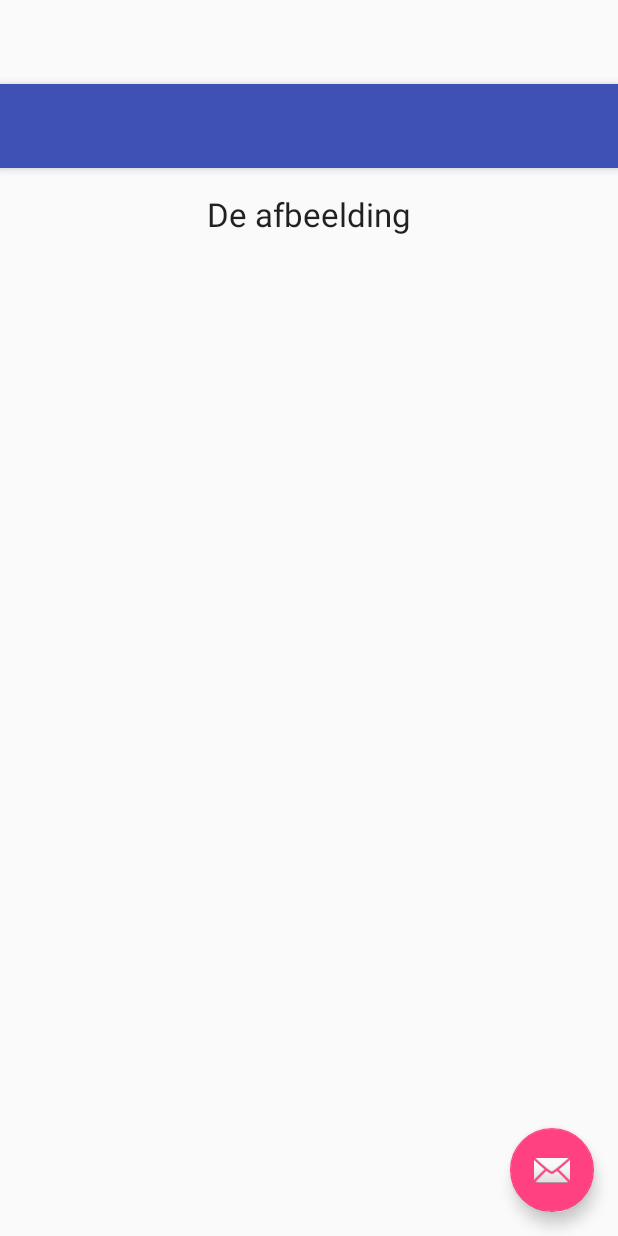
After one commit to GerwinP/Rially, an Android app: the layout activity_image_upload.xml on its own in the app's theme, with its tools: preview values and no code run, on a phone screen of 412 x 824 dp. The commit adds this screen. Run offline under Robolectric (Android 15) with nearby library versions, the phone set to English and light mode, and no system bars.

Commit message:
Can now choose image from gallery, and create checkboxes next to opdrachten in show_opdrachten listview

```diff
--- a/Rially/app/src/main/AndroidManifest.xml
+++ b/Rially/app/src/main/AndroidManifest.xml
@@ -49,6 +49,10 @@
         <activity
             android:name=".AddUser"
             android:label="@string/title_activity_add_user"
+            android:theme="@style/AppTheme.NoActionBar" />
+        <activity
+            android:name=".ImageUpload"
+            android:label="@string/title_activity_image_upload"
             android:theme="@style/AppTheme.NoActionBar"></activity>
     </application>
 
--- /dev/null
+++ b/Rially/app/src/main/res/layout/activity_image_upload.xml
@@ -0,0 +1,34 @@
+<?xml version="1.0" encoding="utf-8"?>
+<android.support.design.widget.CoordinatorLayout xmlns:android="http://schemas.android.com/apk/res/android"
+    xmlns:app="http://schemas.android.com/apk/res-auto"
+    xmlns:tools="http://schemas.android.com/tools"
+    android:layout_width="match_parent"
+    android:layout_height="match_parent"
+    android:fitsSystemWindows="true"
+    tools:context="com.gerwin.rially.ImageUpload">
+
+    <android.support.design.widget.AppBarLayout
+        android:layout_width="match_parent"
+        android:layout_height="wrap_content"
+        android:theme="@style/AppTheme.AppBarOverlay">
+
+        <android.support.v7.widget.Toolbar
+            android:id="@+id/toolbar"
+            android:layout_width="match_parent"
+            android:layout_height="?attr/actionBarSize"
+            android:background="?attr/colorPrimary"
+            app:popupTheme="@style/AppTheme.PopupOverlay" />
+
+    </android.support.design.widget.AppBarLayout>
+
+    <include layout="@layout/content_image_upload" />
+
+    <android.support.design.widget.FloatingActionButton
+        android:id="@+id/fab"
+        android:layout_width="wrap_content"
+        android:layout_height="wrap_content"
+        android:layout_gravity="bottom|end"
+        android:layout_margin="@dimen/fab_margin"
+        android:src="@android:drawable/ic_dialog_email" />
+
+</android.support.design.widget.CoordinatorLayout>
--- a/Rially/app/src/main/res/layout/content_add_user.xml
+++ b/Rially/app/src/main/res/layout/content_add_user.xml
@@ -17,6 +17,7 @@
         android:layout_height="wrap_content"
         android:textAppearance="?android:attr/textAppearanceLarge"
         android:layout_centerHorizontal="true"
+        android:labelFor="@+id/createUsername"
         android:text="@string/usernameLabel"/>
 
     <EditText android:id="@+id/createUsername"
@@ -31,6 +32,7 @@
         android:textAppearance="?android:attr/textAppearanceLarge"
         android:layout_centerHorizontal="true"
         android:layout_below="@+id/createUsername"
+        android:labelFor="@+id/createPassword"
         android:text="@string/passwordLabel"/>
 
     <EditText android:id="@+id/createPassword"
--- /dev/null
+++ b/Rially/app/src/main/res/layout/content_image_upload.xml
@@ -0,0 +1,31 @@
+<?xml version="1.0" encoding="utf-8"?>
+<RelativeLayout xmlns:android="http://schemas.android.com/apk/res/android"
+    xmlns:app="http://schemas.android.com/apk/res-auto"
+    xmlns:tools="http://schemas.android.com/tools"
+    android:layout_width="match_parent"
+    android:layout_height="match_parent"
+    android:paddingBottom="@dimen/activity_vertical_margin"
+    android:paddingLeft="@dimen/activity_horizontal_margin"
+    android:paddingRight="@dimen/activity_horizontal_margin"
+    android:paddingTop="@dimen/activity_vertical_margin"
+    app:layout_behavior="@string/appbar_scrolling_view_behavior"
+    tools:context="com.gerwin.rially.ImageUpload"
+    tools:showIn="@layout/activity_image_upload">
+
+    <TextView android:id="@+id/theImageView"
+        android:layout_width="wrap_content"
+        android:layout_height="wrap_content"
+        android:text="@string/theImage"
+        android:textAppearance="?android:textAppearanceLarge"
+        android:layout_centerHorizontal="true"/>
+
+    <ImageView android:id="@+id/imageView"
+        android:layout_width="wrap_content"
+        android:layout_height="wrap_content"
+        android:layout_centerHorizontal="true"/>
+
+    <ListView android:id="@+id/list"
+        android:layout_width="match_parent"
+        android:layout_height="wrap_content"
+        android:layout_below="@+id/imageView"/>
+</RelativeLayout>
--- a/Rially/app/src/main/res/layout/content_show_opdrachten.xml
+++ b/Rially/app/src/main/res/layout/content_show_opdrachten.xml
@@ -13,7 +13,7 @@
     tools:showIn="@layout/activity_show_opdrachten">
 
     <ListView android:id="@android:id/list"
-        android:layout_width="match_parent"
+        android:layout_width="wrap_content"
         android:layout_height="wrap_content"> </ListView>
 
 
--- a/Rially/app/src/main/res/values/strings.xml
+++ b/Rially/app/src/main/res/values/strings.xml
@@ -38,4 +38,7 @@
     <string name="addUser">Add user</string>
     <string name="wrongpassword">Username/password combination does not exist</string>
     <string name="userisadmin">User is admin</string>
+    <string name="choosePhotoButton">Kies een foto</string>
+    <string name="title_activity_image_upload">ImageUpload</string>
+    <string name="theImage">De afbeelding</string>
 </resources>
```
Also changed, not shown: Rially/app/src/main/java/com/gerwin/rially/ImageUpload.java (added, +29 -0 lines), Rially/app/src/main/java/com/gerwin/rially/MainMenu.java (+48 -1 lines), Rially/app/src/main/java/com/gerwin/rially/utils/ServerConfig.java (+7 -4 lines), Rially/app/src/main/res/layout/content_main_menu.xml (+10 -7 lines), Rially/app/src/main/res/layout/list_item.xml (+10 -5 lines).
